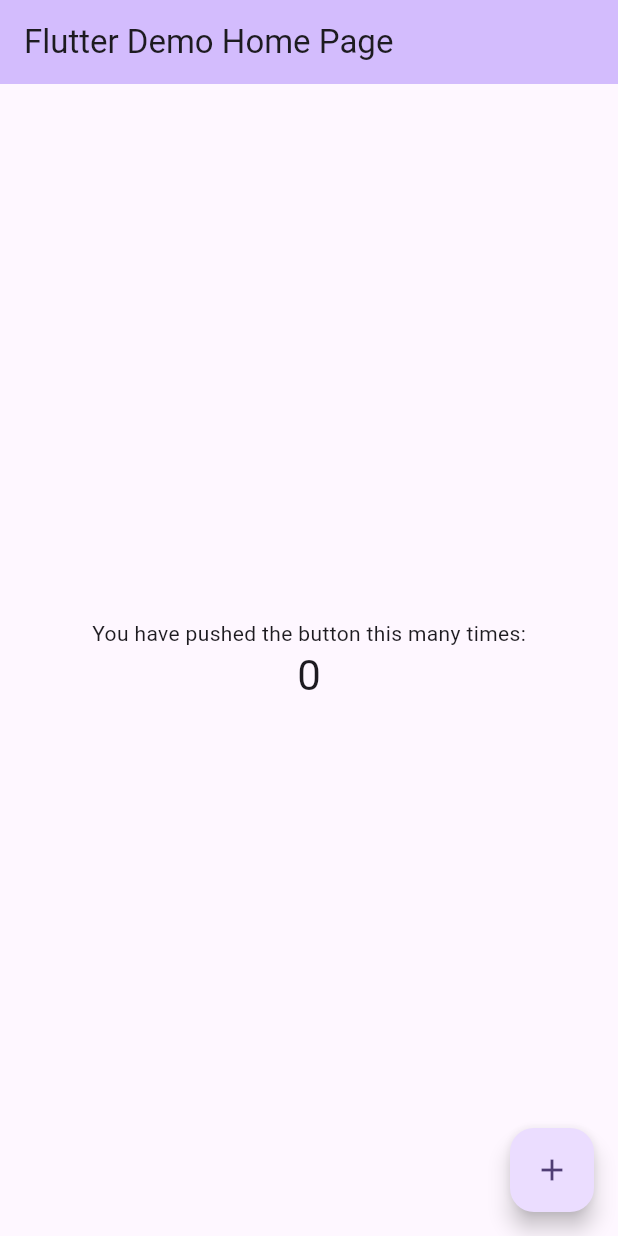
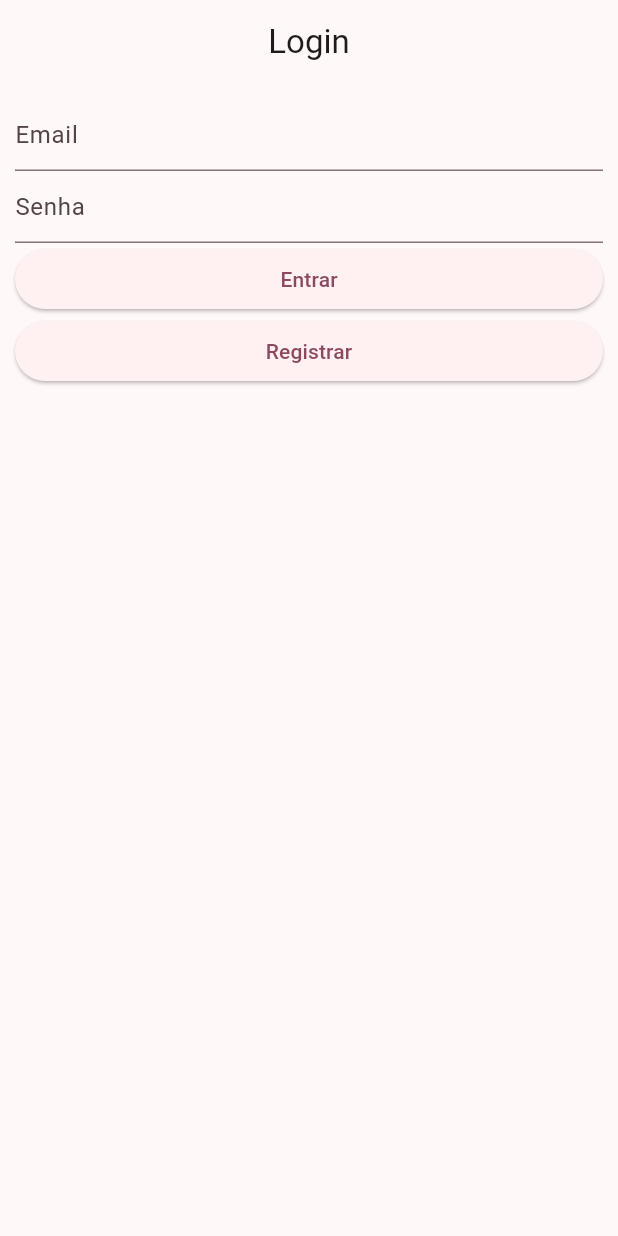
Before and after one commit to BernardoMendess/Games-Tracker, a Flutter app: the screen it shows after launch, on a phone screen of 412 x 824 dp. Run offline on Flutter 3.47's test engine with Material 3 defaults, Android fonts, the phone set to English and light mode, and no system bars; our stand-ins replace get, sqflite; accounts and stored records are empty.

Commit message:
tela de login incompleta

```diff
--- /dev/null
+++ b/lib/login/login.view.dart
@@ -0,0 +1,32 @@
+import 'package:flutter/material.dart';
+import 'package:get/get.dart';
+import 'package:trabalho_lab_de_disp_moveis/login/loginView.controller.dart';
+import 'package:trabalho_lab_de_disp_moveis/login/widgets/emailField.widget.dart';
+import 'package:trabalho_lab_de_disp_moveis/login/widgets/loginButton.widget.dart';
+import 'package:trabalho_lab_de_disp_moveis/login/widgets/passwordField.widget.dart';
+import 'package:trabalho_lab_de_disp_moveis/login/widgets/registerButton.widget.dart';
+
+class LoginView extends GetView<LoginController> {
+  const LoginView({super.key});
+
+  @override
+  Widget build(BuildContext context) {
+    return Scaffold(
+      appBar: AppBar(title: const Center(child: Text("Login")),),
+      body: _body(),
+    );
+  }
+
+  Widget _body() {
+    return ListView(
+      shrinkWrap: true,
+      padding: const EdgeInsets.all(10),
+      children: [
+        EmailField(),
+        PasswordField(),
+        LoginButton(),
+        RegisterButton(),
+      ],
+    );
+  }
+}
--- /dev/null
+++ b/lib/login/loginView.controller.dart
@@ -0,0 +1,73 @@
+import 'package:flutter/material.dart';
+import 'package:get/get.dart';
+import 'package:sqflite/sqflite.dart';
+import 'package:trabalho_lab_de_disp_moveis/model/User.dart';
+import 'package:trabalho_lab_de_disp_moveis/pages/home.dart';
+import 'package:path/path.dart';
+
+
+class LoginController extends GetxController {
+  final TextEditingController emailInput = TextEditingController();
+  final TextEditingController passwordInput = TextEditingController();
+
+  late Database _database;
+
+  @override
+  void onInit() {
+    super.onInit();
+    _initDatabase();
+  }
+
+  void _initDatabase() async {
+    final dbPath = await getDatabasesPath();
+    final path = join(dbPath, 'my_database.db');
+
+    _database = await openDatabase(
+      path,
+      version: 1,
+      onCreate: (db, version) {
+        db.execute('''
+          CREATE TABLE user(
+            id INTEGER PRIMARY KEY AUTOINCREMENT,
+            name VARCHAR NOT NULL,
+            email VARCHAR NOT NULL,
+            password VARCHAR NOT NULL
+          )
+        ''');
+      },
+    );
+  }
+
+  void tryToLogin() async {
+    final email = emailInput.text;
+    final password = passwordInput.text;
+
+    if (email.isEmpty || password.isEmpty) {
+      Get.snackbar('Error', 'Please fill in all fields');
+      return;
+    }
+
+    final user = await _getUserByEmailAndPassword(email, password);
+
+    if (user != null) {
+      // Login successful, navigate to home screen
+      Get.offAll(() => Home());
+    } else {
+      Get.snackbar('Error', 'Invalid email or password');
+    }
+  }
+
+  Future<User?> _getUserByEmailAndPassword(String email, String password) async {
+    final result = await _database.query(
+      'user',
+      where: 'email = ? AND password = ?',
+      whereArgs: [email, password],
+    );
+
+    if (result.isNotEmpty) {
+      return User.fromMap(result.first);
+    }
+
+    return null;
+  }
+}
--- /dev/null
+++ b/lib/login/widgets/emailField.widget.dart
@@ -0,0 +1,15 @@
+import 'package:flutter/material.dart';
+import 'package:get/get.dart';
+import 'package:trabalho_lab_de_disp_moveis/login/loginView.controller.dart';
+
+class EmailField extends GetView<LoginController> {
+  const EmailField({super.key});
+
+  @override
+  Widget build(BuildContext context) {
+    return TextField(
+      controller: controller.emailInput,
+      decoration: InputDecoration(hintText: "Email"),
+    );
+  }
+}
--- /dev/null
+++ b/lib/login/widgets/loginButton.widget.dart
@@ -0,0 +1,16 @@
+import 'package:flutter/material.dart';
+import 'package:get/get.dart';
+import 'package:trabalho_lab_de_disp_moveis/login/loginView.controller.dart';
+
+class LoginButton extends GetView<LoginController> {
+  const LoginButton({super.key});
+
+  @override
+  Widget build(BuildContext context) {
+    return ElevatedButton(
+      onPressed: () {
+        controller.tryToLogin();
+      },
+      child: const Text("Entrar"),);
+  }
+}
--- /dev/null
+++ b/lib/login/widgets/passwordField.widget.dart
@@ -0,0 +1,14 @@
+import 'package:flutter/material.dart';
+import 'package:get/get.dart';
+import 'package:trabalho_lab_de_disp_moveis/login/loginView.controller.dart';
+
+class PasswordField extends GetView<LoginController> {
+  const PasswordField({super.key});
+
+  @override
+  Widget build(BuildContext context) {
+    return TextField(
+      controller: controller.passwordInput,
+      decoration: InputDecoration(hintText: "Senha"),);
+  }
+}
--- /dev/null
+++ b/lib/login/widgets/registerButton.widget.dart
@@ -0,0 +1,18 @@
+import 'package:flutter/material.dart';
+import 'package:get/get.dart';
+import 'package:trabalho_lab_de_disp_moveis/login/loginView.controller.dart';
+import 'package:trabalho_lab_de_disp_moveis/login/register.view.dart';
+
+class RegisterButton extends GetView<LoginController> {
+  const RegisterButton({super.key});
+
+  @override
+  Widget build(BuildContext context) {
+    return ElevatedButton(
+      onPressed: () {
+        Get.to(RegisterView());
+      },
+      child: const Text("Registrar"),
+    );
+  }
+}
--- a/lib/main.dart
+++ b/lib/main.dart
@@ -1,125 +1,17 @@
 import 'package:flutter/material.dart';
+import 'package:trabalho_lab_de_disp_moveis/login/login.Bindings.dart';
+import 'package:trabalho_lab_de_disp_moveis/login/login.view.dart';
+
+import 'package:get/get.dart';
 
 void main() {
-  runApp(const MyApp());
+  runApp(GetMaterialApp(
+    title: "Interface com Scaffold",
+    debugShowCheckedModeBanner: false,
+    initialBinding: LoginBindings(),
+    theme: ThemeData(
+      colorScheme: ColorScheme.fromSeed(seedColor: Colors.black)
+    ),
+    home: const LoginView(),
+  ));
 }
-
-class MyApp extends StatelessWidget {
-  const MyApp({super.key});
-
-  // This widget is the root of your application.
-  @override
-  Widget build(BuildContext context) {
-    return MaterialApp(
-      title: 'Flutter Demo',
-      theme: ThemeData(
-        // This is the theme of your application.
-        //
-        // TRY THIS: Try running your application with "flutter run". You'll see
-        // the application has a purple toolbar. Then, without quitting the app,
-        // try changing the seedColor in the colorScheme below to Colors.green
-        // and then invoke "hot reload" (save your changes or press the "hot
-        // reload" button in a Flutter-supported IDE, or press "r" if you used
-        // the command line to start the app).
-        //
-        // Notice that the counter didn't reset back to zero; the application
-        // state is not lost during the reload. To reset the state, use hot
-        // restart instead.
-        //
-        // This works for code too, not just values: Most code changes can be
-        // tested with just a hot reload.
-        colorScheme: ColorScheme.fromSeed(seedColor: Colors.deepPurple),
-        useMaterial3: true,
-      ),
-      home: const MyHomePage(title: 'Flutter Demo Home Page'),
-    );
-  }
-}
-
-class MyHomePage extends StatefulWidget {
-  const MyHomePage({super.key, required this.title});
-
-  // This widget is the home page of your application. It is stateful, meaning
-  // that it has a State object (defined below) that contains fields that affect
-  // how it looks.
-
-  // This class is the configuration for the state. It holds the values (in this
-  // case the title) provided by the parent (in this case the App widget) and
-  // used by the build method of the State. Fields in a Widget subclass are
-  // always marked "final".
-
-  final String title;
-
-  @override
-  State<MyHomePage> createState() => _MyHomePageState();
-}
-
-class _MyHomePageState extends State<MyHomePage> {
-  int _counter = 0;
-
-  void _incrementCounter() {
-    setState(() {
-      // This call to setState tells the Flutter framework that something has
-      // changed in this State, which causes it to rerun the build method below
-      // so that the display can reflect the updated values. If we changed
-      // _counter without calling setState(), then the build method would not be
-      // called again, and so nothing would appear to happen.
-      _counter++;
-    });
-  }
-
-  @override
-  Widget build(BuildContext context) {
-    // This method is rerun every time setState is called, for instance as done
-    // by the _incrementCounter method above.
-    //
-    // The Flutter framework has been optimized to make rerunning build methods
-    // fast, so that you can just rebuild anything that needs updating rather
-    // than having to individually change instances of widgets.
-    return Scaffold(
-      appBar: AppBar(
-        // TRY THIS: Try changing the color here to a specific color (to
-        // Colors.amber, perhaps?) and trigger a hot reload to see the AppBar
-        // change color while the other colors stay the same.
-        backgroundColor: Theme.of(context).colorScheme.inversePrimary,
-        // Here we take the value from the MyHomePage object that was created by
-        // the App.build method, and use it to set our appbar title.
-        title: Text(widget.title),
-      ),
-      body: Center(
-        // Center is a layout widget. It takes a single child and positions it
-        // in the middle of the parent.
-        child: Column(
-          // Column is also a layout widget. It takes a list of children and
-          // arranges them vertically. By default, it sizes itself to fit its
-          // children horizontally, and tries to be as tall as its parent.
-          //
-          // Column has various properties to control how it sizes itself and
-          // how it positions its children. Here we use mainAxisAlignment to
-          // center the children vertically; the main axis here is the vertical
-          // axis because Columns are vertical (the cross axis would be
-          // horizontal).
-          //
-          // TRY THIS: Invoke "debug painting" (choose the "Toggle Debug Paint"
-          // action in the IDE, or press "p" in the console), to see the
-          // wireframe for each widget.
-          mainAxisAlignment: MainAxisAlignment.center,
-          children: <Widget>[
-            const Text(
-              'You have pushed the button this many times:',
-            ),
-            Text(
-              '$_counter',
-              style: Theme.of(context).textTheme.headlineMedium,
-            ),
-          ],
-        ),
-      ),
-      floatingActionButton: FloatingActionButton(
-        onPressed: _incrementCounter,
-        tooltip: 'Increment',
-        child: const Icon(Icons.add),
-      ), // This trailing comma makes auto-formatting nicer for build methods.
-    );
-  }
-}
--- /dev/null
+++ b/lib/model/User.dart
@@ -0,0 +1,17 @@
+class User {
+  final int id;
+  final String name;
+  final String email;
+  final String password;
+
+  User({required this.id, required this.name, required this.email, required this.password});
+
+  factory User.fromMap(Map<String, dynamic> map) {
+    return User(
+      id: map['id'],
+      name: map['name'],
+      email: map['email'],
+      password: map['password'],
+    );
+  }
+}
--- a/pubspec.yaml
+++ b/pubspec.yaml
@@ -30,7 +30,9 @@ environment:
 dependencies:
   flutter:
     sdk: flutter
-
+  get:
+  path:
+  sqflite:
 
   # The following adds the Cupertino Icons font to your application.
   # Use with the CupertinoIcons class for iOS style icons.
```
Also changed, not shown: lib/login/login.Bindings.dart (added, +11 -0 lines), lib/login/register.view.dart (added, +32 -0 lines), lib/login/registerView.controller.dart (added, +79 -0 lines), lib/login/widgets/nameField.widget.dart (added, +15 -0 lines), lib/login/widgets/registerSubmitButton.dart (added, +17 -0 lines), lib/pages/home.dart (added, +44 -0 lines), pubspec.lock, 1 other file.
